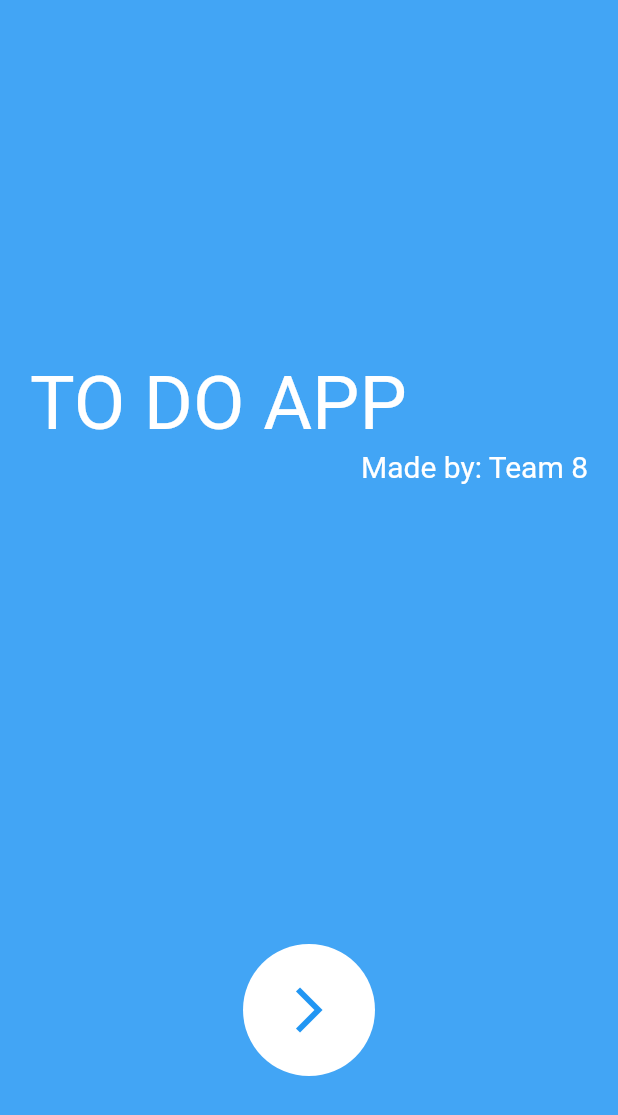
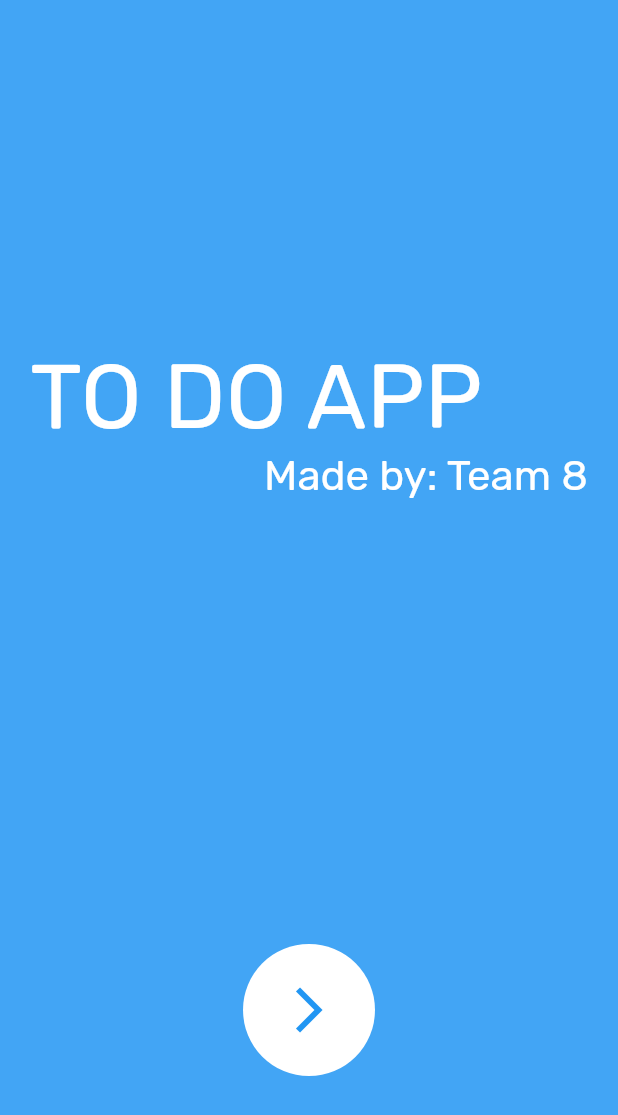
Before and after one commit to dhnam2806/Flutter-Todo-App, a Flutter app: the screen it shows after launch, on a phone screen of 412 x 824 dp. Shown: the top 1115 px of the screen. Run offline on Flutter 3.47's test engine with Material 2 defaults, Android fonts, the phone set to English and light mode, and no system bars; our stand-ins replace flutter_easyloading, flutter_slidable; project files that could hold a hidden picture were left out.

Commit message:
font update

```diff
--- a/lib/pages/landing_page.dart
+++ b/lib/pages/landing_page.dart
@@ -23,7 +23,8 @@ class LandingPage extends StatelessWidget {
                       child: const Text('TO DO APP',
                           style: TextStyle(
                             color: Colors.white,
-                            fontSize: 50.0,
+                            fontSize: 60.0,
+                            fontFamily: 'Rubik'
                           )),
                     ),
                     Container(
@@ -32,7 +33,8 @@ class LandingPage extends StatelessWidget {
                           'Made by: Team 8',
                           style: TextStyle(
                             color: Colors.white,
-                            fontSize: 20,
+                            fontSize: 28,
+                            fontFamily: 'Rubik'
                           ),
                         )),
                   ]),
```
Also changed, not shown: pubspec.yaml (+5 -12 lines), fonts/RubikIso-Regular.ttf (added).
